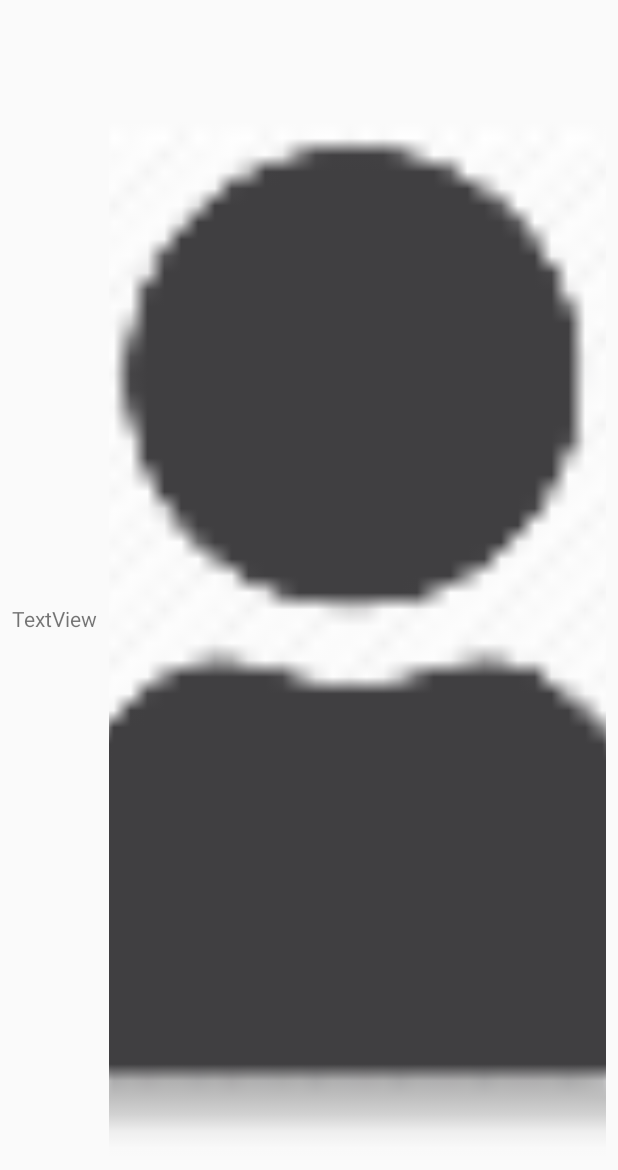
After one commit to kevinrRamirez/Pacientes, an Android app: the layout dialog_eliminar.xml on its own in the app's theme, with its tools: preview values and no code run, on a phone screen of 412 x 824 dp. The commit adds this screen. Shown: the top 1170 px of the screen. Run offline under Robolectric (Android 15) with nearby library versions, the phone set to English and light mode, and no system bars.

Commit message:
Mostrar imagen al eliminar

```diff
--- /dev/null
+++ b/app/src/main/res/layout/dialog_eliminar.xml
@@ -0,0 +1,32 @@
+<?xml version="1.0" encoding="utf-8"?>
+<androidx.constraintlayout.widget.ConstraintLayout
+    xmlns:android="http://schemas.android.com/apk/res/android"
+    xmlns:app="http://schemas.android.com/apk/res-auto"
+    xmlns:tools="http://schemas.android.com/tools"
+    android:layout_width="match_parent"
+    android:layout_height="match_parent">
+
+    <TextView
+        android:id="@+id/dialogEliminarTvDatos"
+        android:layout_width="wrap_content"
+        android:layout_height="wrap_content"
+        android:layout_margin="8dp"
+        android:text="TextView"
+        app:layout_constraintBottom_toBottomOf="parent"
+        app:layout_constraintEnd_toEndOf="parent"
+        app:layout_constraintHorizontal_bias="0.0"
+        app:layout_constraintStart_toStartOf="parent"
+        app:layout_constraintTop_toTopOf="parent" />
+
+    <ImageView
+        android:id="@+id/dialogEliminarIVFoto"
+        android:layout_width="0dp"
+        android:layout_height="0dp"
+        android:layout_margin="8dp"
+        android:scaleType="centerCrop"
+        app:layout_constraintBottom_toBottomOf="parent"
+        app:layout_constraintEnd_toEndOf="parent"
+        app:layout_constraintStart_toEndOf="@+id/dialogEliminarTvDatos"
+        app:layout_constraintTop_toTopOf="parent"
+        app:srcCompat="@mipmap/avatar" />
+</androidx.constraintlayout.widget.ConstraintLayout>
```
Also changed, not shown: app/src/main/java/com/example/pacientes/ui/eliminar/EliminarFragment.java (+36 -2 lines).
